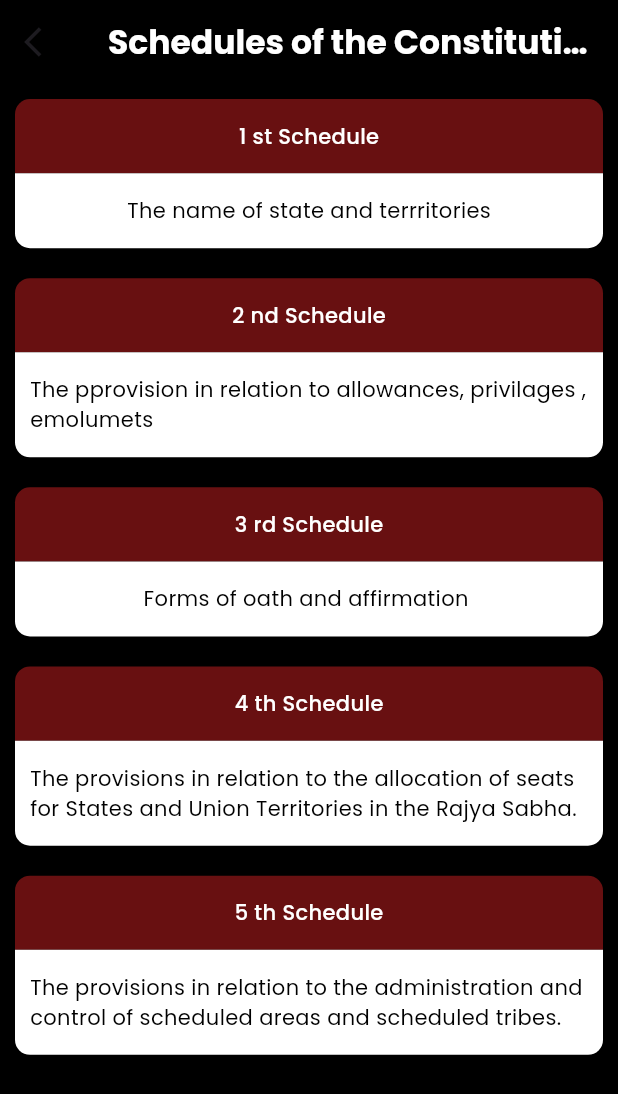
After one commit to Simeoncse55/Law_App, a Flutter app: the IndianCons screen opened directly, after a tap on "Schedules of the Constitution", on a phone screen of 412 x 824 dp. The commit adds this screen. Shown: the top 1094 px of the screen. Run offline on Flutter 3.47's test engine with Material 3 defaults, Android fonts, the phone set to English and light mode, and no system bars; our stand-ins replace get, google_fonts, google_nav_bar, responsive_sizer; generated files the repository leaves out were written again.

Commit message:
schedule page and others

```diff
--- /dev/null
+++ b/lib/Models/LocalModels/schedule_model.dart
@@ -0,0 +1,18 @@
+
+
+ class ScheduleModel{
+
+  final String? tittle;
+  final String? text;
+
+  ScheduleModel(this.tittle, this.text);
+}
+
+List schedule =[
+
+  ScheduleModel('1 st Schedule', 'The name of state and terrritories'),
+  ScheduleModel('2 nd Schedule', 'The pprovision in relation to allowances, privilages , emolumets '),
+  ScheduleModel('3 rd Schedule', 'Forms of oath and affirmation '),
+  ScheduleModel('4 th Schedule', 'The provisions in relation to the allocation of seats for States and Union Territories in the Rajya Sabha.'),
+  ScheduleModel('5 th Schedule', 'The provisions in relation to the administration and control of scheduled areas and scheduled tribes.')
+];
--- /dev/null
+++ b/lib/Screens/IndianConstitution/IndCons_pages/shedules.dart
@@ -0,0 +1,95 @@
+import 'package:flutter/material.dart';
+import 'package:get/get.dart';
+import 'package:google_fonts/google_fonts.dart';
+import 'package:law_code/Models/LocalModels/schedule_model.dart';
+import 'package:responsive_sizer/responsive_sizer.dart';
+class Shedules_Cons extends StatefulWidget {
+  const Shedules_Cons({super.key});
+
+  @override
+  State<Shedules_Cons> createState() => _Shedules_ConsState();
+}
+
+class _Shedules_ConsState extends State<Shedules_Cons> {
+  @override
+  Widget build(BuildContext context) {
+    return Scaffold(
+      backgroundColor: Colors.black,
+      appBar: AppBar(
+        elevation: 0,
+        backgroundColor: Colors.black,
+        leading: InkWell(
+            onTap: (){
+              Get.back();
+            },
+            child: Icon(Icons.arrow_back_ios)),
+        title: Text('Schedules of the Constitution' , style: GoogleFonts.poppins(
+          color: Colors.white, fontWeight: FontWeight.bold
+        ),),
+        centerTitle: true,
+      ),
+
+
+      body: ListView.builder(
+
+          itemCount: schedule.length ,
+          itemBuilder: (context , index){
+            ScheduleModel sh = schedule[index];
+
+            return Padding(
+              padding: const EdgeInsets.all(10.0),
+              child: Container(
+                decoration: BoxDecoration(borderRadius: BorderRadius.circular(20)),
+                child: Padding(
+                  padding: const EdgeInsets.all(0),
+                  child: Column(
+                    children: [
+                      // tittle container
+                      Container(
+                        height: 6.h,
+                        // width: 300,
+                        child: Center(child: Text(sh.tittle.toString() , style: GoogleFonts.poppins(
+                          color: Colors.white , fontWeight: FontWeight.w500
+                        ),)),
+                        decoration: const BoxDecoration(
+                          borderRadius: BorderRadius.only(
+                              topLeft: Radius.circular(10),
+                              topRight: Radius.circular(10)),
+                          color: Color(0xF06E1112),
+                        ),
+                      ),
+
+
+                      // description container ( white )
+                      Container(
+                        child: Center(
+                            child: Padding(
+                              padding: const EdgeInsets.only(
+                                  top: 15, bottom: 15, left: 10, right: 10),
+                              child: Text(
+                                // overflow: TextOverflow.visible,
+                                sh.text.toString(),
+                                style: GoogleFonts.poppins(
+                                  color: Colors.black,
+                                ),
+                              ),
+                            )),
+                        decoration: const BoxDecoration(
+                          borderRadius: BorderRadius.only(
+                              bottomLeft: Radius.circular(10),
+                              bottomRight: Radius.circular(10)),
+                          color: Colors.white,
+                        ),
+                      ),
+
+
+                    ],
+                  ),
+
+                ),
+              ),
+            );
+      }),
+    );
+  }
+}
--- a/lib/Screens/IndianConstitution/indian_cons.dart
+++ b/lib/Screens/IndianConstitution/indian_cons.dart
@@ -1,10 +1,13 @@
 import 'package:flutter/material.dart';
 import 'package:get/get.dart';
 import 'package:google_fonts/google_fonts.dart';
+import 'package:law_code/Screens/IndianConstitution/IndCons_pages/shedules.dart';
 import 'package:responsive_sizer/responsive_sizer.dart';
 import 'package:law_code/Models/LocalModels/ind_cons_txts.dart';
+import 'package:law_code/Screens/IndianConstitution/indian_cons.dart';
+import 'IndCons_pages/preamble_cons.dart';
+import 'package:law_code/Screens/IndianConstitution/IndCons_pages/parts.dart';
 
-import 'IndCons_pages/preamble_cons.dart';
 class IndianCons extends StatefulWidget {
   const IndianCons({Key? key}) : super(key: key);
 
@@ -136,7 +139,63 @@ class _IndianConsState extends State<IndianCons> {
                   padding: const EdgeInsets.all(8.0),
                   child: Stack(
                     children: [
+                      InkWell(
+                        onTap: (){
+                          Get.to(Shedules_Cons(),
+                          transition: Transition.rightToLeftWithFade);
+                        },
+                        child: Container(
+                          height: 6.h,
+                          width: 100.w,
+                          decoration: BoxDecoration(
+                              borderRadius: BorderRadius.circular(50),
+                              gradient: const LinearGradient(
+                                begin: Alignment.bottomCenter,
+                                end: Alignment.topCenter,
+                                colors: [
+                                  Color(0xF06E1112),
+                                  Color(0xF0961C19),
+                                ],
+                              )
+                          ),
+                          child: Stack(
+                            children: [
+                              Column(
+                                crossAxisAlignment: CrossAxisAlignment.start,
+                                mainAxisAlignment: MainAxisAlignment.center,
+                                children: [
+                                  Center(child: Text('Schedules of the Constitution' , style: GoogleFonts.poppins( fontSize: 16, color: Colors.white),)),
+                                ],
+                              ),
                               Container(
+                                  alignment: const Alignment(1,0),
+                                  child: Padding(
+                                    padding: const EdgeInsets.only(right: 15),
+                                    child: Image.asset('images/arrowWhite.png', height: 3.5.h,),
+                                  )
+                              )
+                            ],
+
+                          ),
+
+                        ),
+                      ),
+
+                    ],
+                  ),
+                ),
+
+                // BUTTON 3
+                Padding(
+                  padding: const EdgeInsets.all(8.0),
+                  child: Stack(
+                    children: [
+                      InkWell(
+                        onTap:(){
+                  Get.to(Parts(),
+                  transition: Transition.rightToLeftWithFade);
+                },
+                        child: Container(
                           height: 6.h,
                           width: 100.w,
                           decoration: BoxDecoration(
@@ -171,50 +230,6 @@ class _IndianConsState extends State<IndianCons> {
                           ),
 
                         ),
-
-                    ],
-                  ),
-                ),
-
-                // BUTTON 3
-                Padding(
-                  padding: const EdgeInsets.all(8.0),
-                  child: Stack(
-                    children: [
-                      Container(
-                        height: 6.h,
-                        width: 100.w,
-                        decoration: BoxDecoration(
-                            borderRadius: BorderRadius.circular(50),
-                            gradient: const LinearGradient(
-                              begin: Alignment.bottomCenter,
-                              end: Alignment.topCenter,
-                              colors: [
-                                Color(0xF06E1112),
-                                Color(0xF0961C19),
-                              ],
-                            )
-                        ),
-                        child: Stack(
-                          children: [
-                            Column(
-                              crossAxisAlignment: CrossAxisAlignment.start,
-                              mainAxisAlignment: MainAxisAlignment.center,
-                              children: [
-                                Center(child: Text('Preamble of the Constitution' , style: GoogleFonts.poppins( fontSize: 16, color: Colors.white),)),
-                              ],
-                            ),
-                            Container(
-                                alignment: const Alignment(1,0),
-                                child: Padding(
-                                  padding: const EdgeInsets.only(right: 15),
-                                  child: Image.asset('images/arrowWhite.png', height: 3.5.h,),
-                                )
-                            )
-                          ],
-
-                        ),
-
                       ),
 
                     ],
```
Also changed, not shown: lib/Screens/IndianConstitution/IndCons_pages/parts.dart (added, +50 -0 lines), lib/Screens/Pages/home_page.dart (+5 -2 lines), pubspec.lock. Lines whose indentation alone changed are shown as unchanged.
